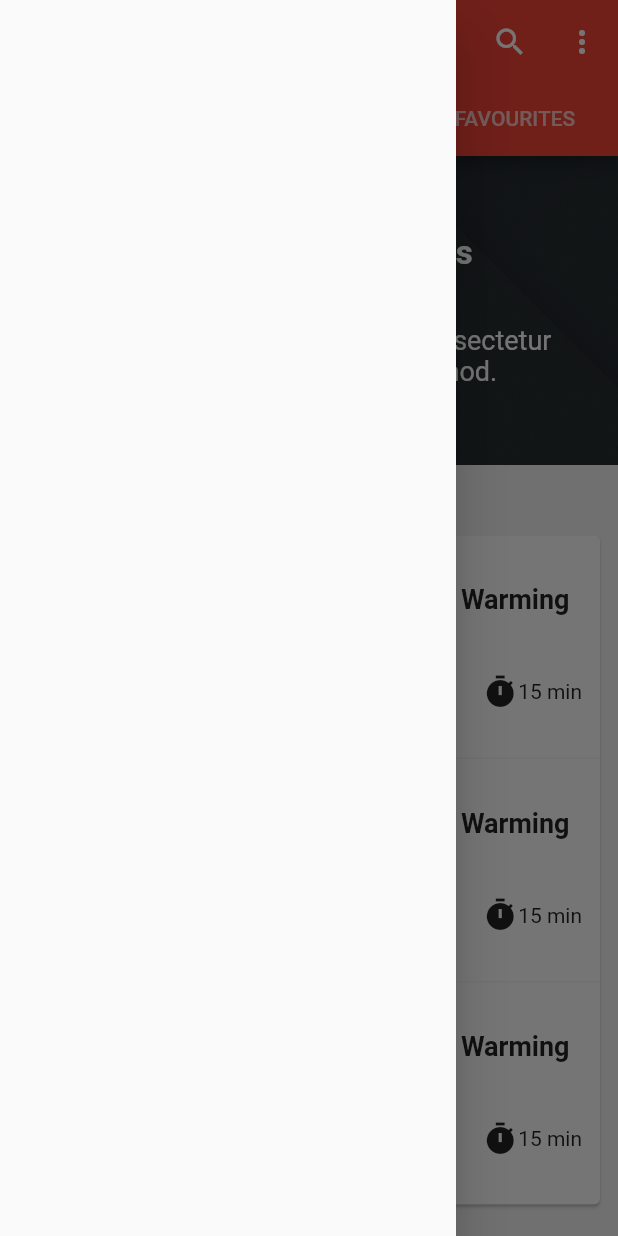
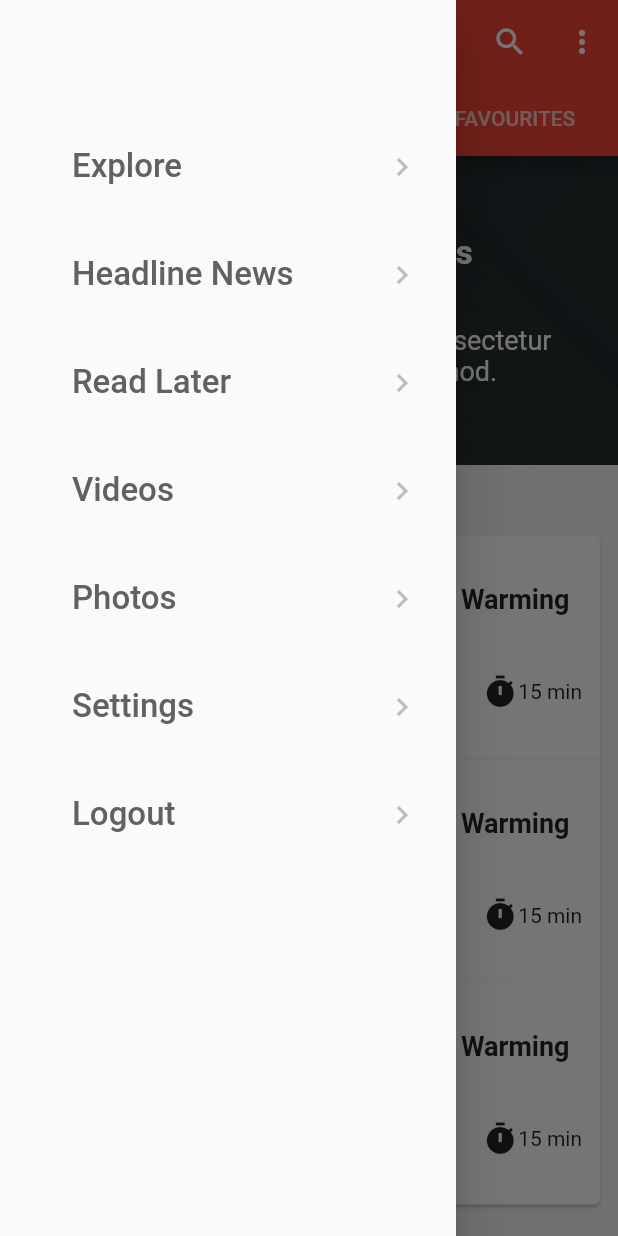
Before and after one commit to hyperionstudios/newsapp, a Flutter app: the HomeScreen screen opened directly, with the side drawer open, on a phone screen of 412 x 824 dp. Run offline on Flutter 3.47's test engine with Material 2 defaults, Android fonts, the phone set to English and light mode, and no system bars; our stand-ins replace shared_preferences; missing offline and left inert: page_view_indicator; accounts and stored records are empty.

```diff
--- a/lib/shared_ui/navigation_drawer.dart
+++ b/lib/shared_ui/navigation_drawer.dart
@@ -6,8 +6,41 @@ class NavigationDrawer extends StatefulWidget {
 }
 
 class _NavigationDrawerState extends State<NavigationDrawer> {
+  List<String> navMenu = [
+    'Explore',
+    'Headline News',
+    'Read Later',
+    'Videos',
+    'Photos',
+    'Settings',
+    'Logout'
+  ];
+
   @override
   Widget build(BuildContext context) {
-    return Drawer();
+    return Drawer(
+      child: Padding(
+        padding: EdgeInsets.only(top: 75, left: 24),
+        child: ListView.builder(
+          itemBuilder: (context, position) {
+            return Padding(
+              padding: const EdgeInsets.all(8),
+              child: ListTile(
+                title: Text(
+                  navMenu[position],
+                  style: TextStyle(color: Colors.grey.shade700, fontSize: 22),
+                ),
+                trailing: Icon(
+                  Icons.chevron_right,
+                  color: Colors.grey.shade400,
+                ),
+                onTap: () {},
+              ),
+            );
+          },
+          itemCount: navMenu.length,
+        ),
+      ),
+    );
   }
 }
```
Also changed, not shown: pubspec.lock, 9 other files.
